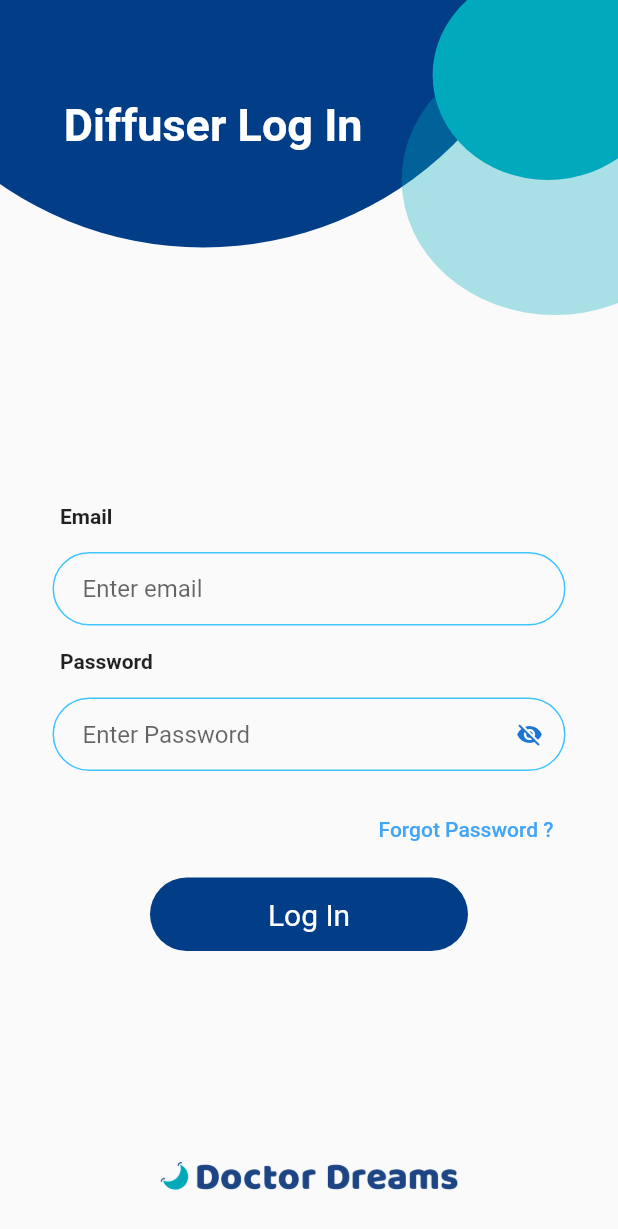
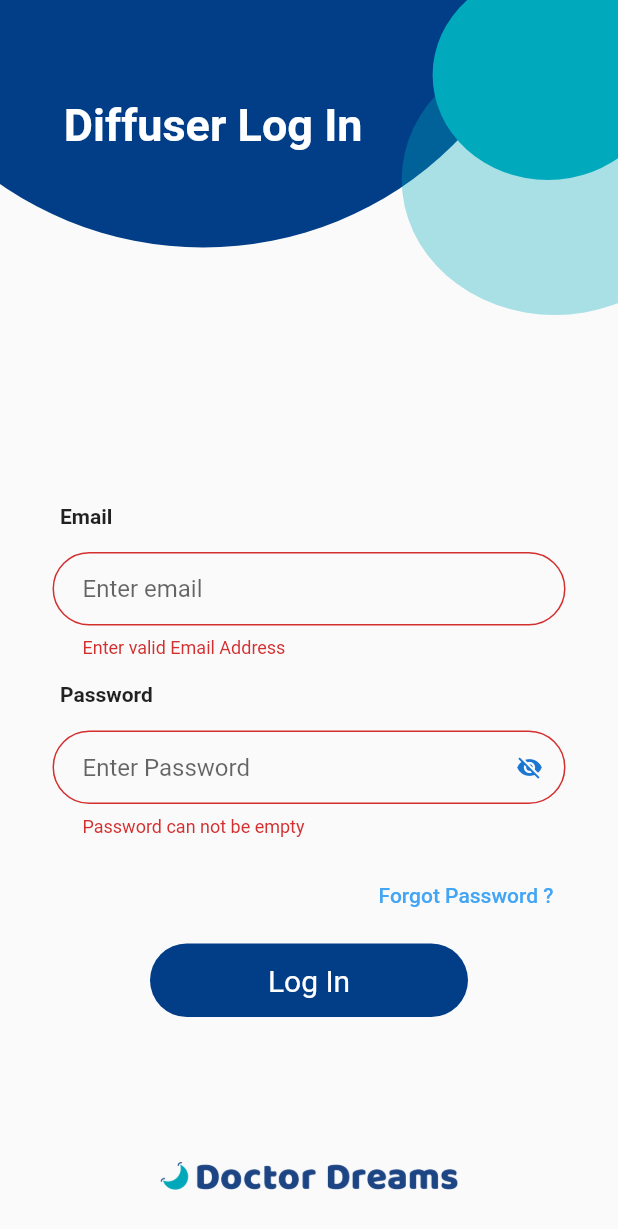
Before and after one commit to MirzaBirds/FlyWeb_IBH, a Flutter app: the TuyaLoginScreen screen opened by its route, after a tap on "Log In", on a phone screen of 412 x 824 dp. Shown: the top 1229 px of the screen. Run offline on Flutter 3.47's test engine with Material 2 defaults, Android fonts, the phone set to English and light mode, and no system bars; our stand-ins replace convert, flutter_blue, google_fonts, graphql_flutter, location, modal_progress_hud_nsn and 5 more; missing offline and left inert: app_settings, awesome_circular_chart, dart:ffi, oscilloscope, tuya_ui_bizbundle; accounts and stored records are empty.

Commit message:
tuzya enable

```diff
--- a/lib/screens/Auth/tuya/tuyaLogin.dart
+++ b/lib/screens/Auth/tuya/tuyaLogin.dart
@@ -11,7 +11,7 @@ import 'package:flutter/services.dart';
 import 'package:graphql_flutter/graphql_flutter.dart';
 import 'package:doctor_dreams/services/shopify/customerAuth.dart';
 import 'package:shared_preferences/shared_preferences.dart';
-// import 'package:tuya_ui_bizbundle/tuya_ui_bizbundle.dart';
+import 'package:tuya_ui_bizbundle/tuya_ui_bizbundle.dart';
 import 'package:url_launcher/url_launcher.dart';
 
 class TuyaLoginScreen extends StatefulWidget {
@@ -256,24 +256,23 @@ class _TuyaLoginScreenState extends State<TuyaLoginScreen> {
 
     // Just for the testing purpose
 
-    // if (key.currentState!.validate()) {
+    if (key.currentState!.validate()) {
+      String? message =
+          await TuyaUiBizbundle.login("+91", "0", password, email);
+      if (message != null) {
+        if (message.startsWith("success")) {
+          createAlertDialogForLogin(context, "Logged In Successfully !!");
 
-    //   String? message =
-    //       await TuyaUiBizbundle.login("+91", "0", password, email);
-    //   if (message != null) {
-    //     if (message.startsWith("success")) {
-    //       createAlertDialogForLogin(context, "Logged In Successfully !!");
-
-    //       // Navigator.of(context).pop(true);
-    //     } else {
-    //       createAlertDialog(context, message.replaceRange(0, 5, ""));
-    //     }
-    //   } else {
-    //     createAlertDialog(context, "Error loging in");
-    //   }
-    // } else {
-    //   print("Validate failed");
-    // }
+          // Navigator.of(context).pop(true);
+        } else {
+          createAlertDialog(context, message.replaceRange(0, 5, ""));
+        }
+      } else {
+        createAlertDialog(context, "Error loging in");
+      }
+    } else {
+      print("Validate failed");
+    }
   }
 }
 
--- a/lib/screens/hardware/pairDevice1.dart
+++ b/lib/screens/hardware/pairDevice1.dart
@@ -64,6 +64,7 @@ class _PairDevice1State extends State<PairDevice1> {
       }*/
       String? message = await TuyaUiBizbundle.getDeviceList();
       print("checkTuya 3");
+      print(message);
       if (message != null) {
         if (message.startsWith("success")) {
           String jsonString = message.replaceRange(0, 7, "");
```
Also changed, not shown: lib/home.dart (+4 -4 lines), lib/screens/Auth/tuya/tuyaAuthScreen.dart (+16 -15 lines), lib/screens/hardware/pairDevice.dart (+8 -4 lines).
